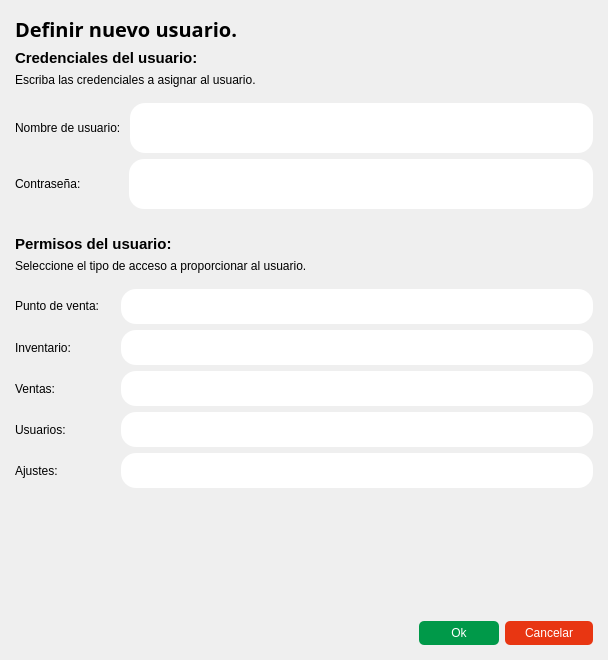
Old version of the form POS_Application/src/ui/users/userformdialog.ui in the repository Svndda/POS.
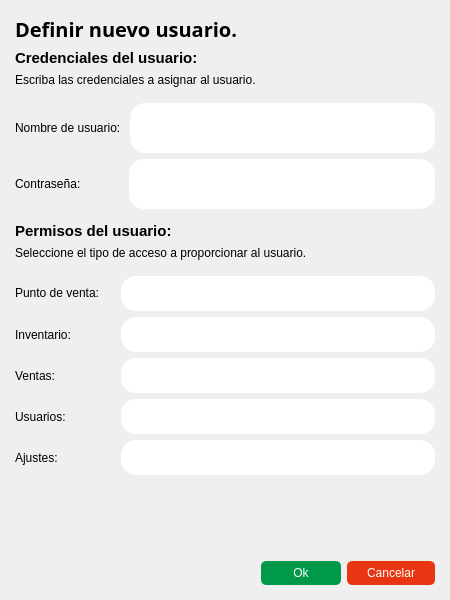
New version of the form.

What changed in the file:
```diff
--- a/POS_Application/src/ui/users/userformdialog.ui
+++ b/POS_Application/src/ui/users/userformdialog.ui
@@ -6,8 +6,8 @@
    <rect>
     <x>0</x>
     <y>0</y>
-    <width>608</width>
-    <height>660</height>
+    <width>450</width>
+    <height>600</height>
    </rect>
   </property>
   <property name="sizePolicy">
@@ -18,8 +18,14 @@
   </property>
   <property name="minimumSize">
    <size>
-    <width>400</width>
-    <height>450</height>
+    <width>450</width>
+    <height>600</height>
+   </size>
+  </property>
+  <property name="maximumSize">
+   <size>
+    <width>450</width>
+    <height>600</height>
    </size>
   </property>
   <property name="windowTitle">
```
